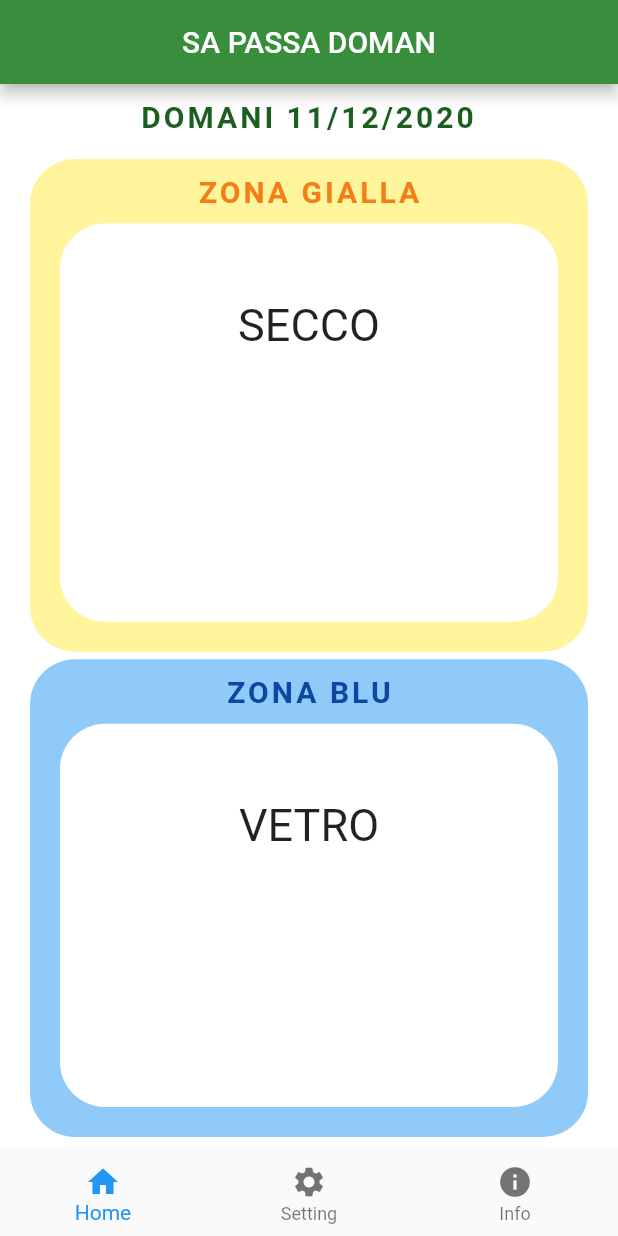
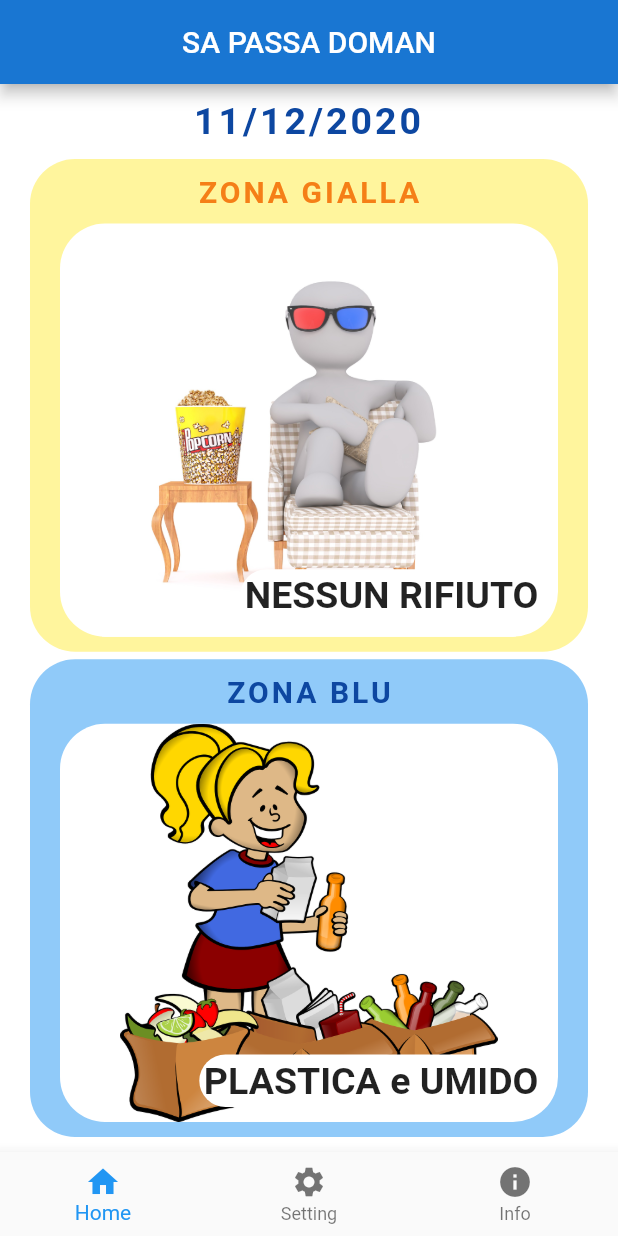
Before and after one commit to FabiodzDev/sa-passa-doman, a Flutter app: the screen it shows after launch, on a phone screen of 412 x 824 dp. Run offline on Flutter 3.47's test engine with Material 2 defaults, Android fonts, the phone set to English and light mode, and no system bars.

Commit message:
hello world

```diff
--- a/lib/giornirifiuti.dart
+++ b/lib/giornirifiuti.dart
@@ -8,20 +8,20 @@ import 'package:sapassadoman/tiporifiuti.dart';
 
 NomeRifiuto rifiuto = NomeRifiuto();
 
-final datadioggi = Dataoggi();
+final datadioggi = Dataoggi();  // ISTANZO LA CLASSE Dataoggi, che mi servirà per recuperare le funzioni della data di domani...
 
 class AbbinamentoGiorniRifiuti {    // LISTA RIFIUTI GIALLO
 
 
   List <GiornoRifiuti> elencoZonaGialla = [
 
-    GiornoRifiuti(giorno: "1999-12-05 00:00:00.000", rifiuto: rifiuto.ilnomerifiuto(tipoRifiuto: tipoRifiuti.carta)), // lasciare in posizione 0
-    GiornoRifiuti(giorno: "2020-12-03 00:00:00.000", rifiuto: rifiuto.ilnomerifiuto(tipoRifiuto: tipoRifiuti.secco) + " " + rifiuto.ilnomerifiuto(tipoRifiuto: tipoRifiuti.carta)),
-    GiornoRifiuti(giorno: "2020-12-07 00:00:00.000", rifiuto: rifiuto.ilnomerifiuto(tipoRifiuto: tipoRifiuti.secco) + " e " + rifiuto.ilnomerifiuto(tipoRifiuto: tipoRifiuti.carta)),
+    GiornoRifiuti(giorno: "1999-12-01 00:00:00.000", rifiuto: rifiuto.ilnomerifiuto(tipoRifiuto: tipoRifiuti.carta)), // lasciare in posizione 0
+    GiornoRifiuti(giorno: "2020-12-07 00:00:00.000", rifiuto: rifiuto.ilnomerifiuto(tipoRifiuto: tipoRifiuti.secco) + " " + rifiuto.ilnomerifiuto(tipoRifiuto: tipoRifiuti.carta)),
+    GiornoRifiuti(giorno: "2020-12-08 00:00:00.000", rifiuto: rifiuto.ilnomerifiuto(tipoRifiuto: tipoRifiuti.secco) + " e " + rifiuto.ilnomerifiuto(tipoRifiuto: tipoRifiuti.carta)),
     GiornoRifiuti(giorno: "2020-12-09 00:00:00.000", rifiuto: rifiuto.ilnomerifiuto(tipoRifiuto: tipoRifiuti.umido)),
-    GiornoRifiuti(giorno: "2020-12-10 00:00:00.000", rifiuto: rifiuto.ilnomerifiuto(tipoRifiuto: tipoRifiuti.secco)),
-    GiornoRifiuti(giorno: "2020-12-11 00:00:00.000", rifiuto: rifiuto.ilnomerifiuto(tipoRifiuto: tipoRifiuti.carta)),
-    GiornoRifiuti(giorno: "2020-12-12 00:00:00.000", rifiuto: rifiuto.ilnomerifiuto(tipoRifiuto: tipoRifiuti.vetro))
+    GiornoRifiuti(giorno: "2020-12-09 00:00:00.000", rifiuto: rifiuto.ilnomerifiuto(tipoRifiuto: tipoRifiuti.secco)),
+    GiornoRifiuti(giorno: "2020-12-10 00:00:00.000", rifiuto: rifiuto.ilnomerifiuto(tipoRifiuto: tipoRifiuti.umido)),
+    GiornoRifiuti(giorno: "2020-12-12 00:00:00.000", rifiuto: rifiuto.ilnomerifiuto(tipoRifiuto: tipoRifiuti.secco))
 
 
   ];
@@ -35,6 +35,7 @@ class AbbinamentoGiorniRifiuti {    // LISTA RIFIUTI GIALLO
   }
 
 
+
   String verifica() {
 
     for (int i = 1; i < elencoZonaGialla.length; i++) {
@@ -43,14 +44,14 @@ class AbbinamentoGiorniRifiuti {    // LISTA RIFIUTI GIALLO
         String strDt = rilevagiorno(i);
         DateTime parseDt = DateTime.parse(strDt);
         print(parseDt);
-        print(datadioggi.now);
+        print(datadioggi.dataDomani());
 
         // facciamo la differenza tra oggi e la data della lista che sto analizzando
-        final difference = parseDt.difference(datadioggi.now).inDays;
+        final difference = parseDt.difference(datadioggi.dataDomaniFormatoDateTime()).inDays;
         print (difference);
 
         // se la differenza è uguale a 1, significa che domani passa qualcosa.
-        if (difference == (0)) {
+        if (difference == 0 ) {
           print("trovato GIALLO");
           return rilevarifiuto(i);
           break ;  // ESCE DAL LOOP SE LO TROVA
--- a/lib/giornirifiutiblu.dart
+++ b/lib/giornirifiutiblu.dart
@@ -19,11 +19,11 @@ class AbbinamentoGiorniRifiutiBLU {   // LISTA RIFIUTI BLU
 
       GiornoRifiuti(giorno: "1999-12-05 00:00:00.000", rifiuto: rifiuto.ilnomerifiuto(tipoRifiuto: tipoRifiuti.vetro)),
       GiornoRifiuti(giorno: "2020-12-03 00:00:00.000", rifiuto: rifiuto.ilnomerifiuto(tipoRifiuto: tipoRifiuti.umido)),
-      GiornoRifiuti(giorno: "2020-12-04 00:00:00.000", rifiuto: rifiuto.ilnomerifiuto(tipoRifiuto: tipoRifiuti.secco)),
-      GiornoRifiuti(giorno: "2020-12-07 00:00:00.000", rifiuto: rifiuto.ilnomerifiuto(tipoRifiuto: tipoRifiuti.carta)),
-      GiornoRifiuti(giorno: "2020-12-10 00:00:00.000", rifiuto: rifiuto.ilnomerifiuto(tipoRifiuto: tipoRifiuti.vetro)),
-      GiornoRifiuti(giorno: "2020-12-11 00:00:00.000", rifiuto: rifiuto.ilnomerifiuto(tipoRifiuto: tipoRifiuti.carta)),
-      GiornoRifiuti(giorno: "2020-12-12 00:00:00.000", rifiuto: rifiuto.ilnomerifiuto(tipoRifiuto: tipoRifiuti.umido))
+      GiornoRifiuti(giorno: "2020-12-08 00:00:00.000", rifiuto: rifiuto.ilnomerifiuto(tipoRifiuto: tipoRifiuti.secco)),
+      GiornoRifiuti(giorno: "2020-12-11 00:00:00.000", rifiuto: rifiuto.ilnomerifiuto(tipoRifiuto: tipoRifiuti.plastica) + " e " + rifiuto.ilnomerifiuto(tipoRifiuto: tipoRifiuti.umido)),
+      GiornoRifiuti(giorno: "2020-12-09 00:00:00.000", rifiuto: rifiuto.ilnomerifiuto(tipoRifiuto: tipoRifiuti.vetro)),
+      GiornoRifiuti(giorno: "2020-12-10 00:00:00.000", rifiuto: rifiuto.ilnomerifiuto(tipoRifiuto: tipoRifiuti.verde)),
+      GiornoRifiuti(giorno: "2020-12-10 00:00:00.000", rifiuto: rifiuto.ilnomerifiuto(tipoRifiuto: tipoRifiuti.umido))
 
     ];
 
@@ -45,14 +45,14 @@ class AbbinamentoGiorniRifiutiBLU {   // LISTA RIFIUTI BLU
         String strDt = rilevagiorno(i);
         DateTime parseDt = DateTime.parse(strDt);
         print(parseDt);
-        print(datadioggi.now);
+        print(datadioggi.dataDomani());
 
         // facciamo la differenza tra oggi e la data della lista che sto analizzando
-        final difference = parseDt.difference(datadioggi.now).inDays;
+        final difference = parseDt.difference(datadioggi.dataDomaniFormatoDateTime()).inDays;
         print (difference);
 
         // se la differenza è uguale a 1, significa che domani passa qualcosa.
-        if (difference == (0)) {
+        if (difference == 0) {
           print("trovato BLU");
           return rilevarifiuto(i);
           break ;  // ESCE DAL LOOP SE LO TROVA
--- a/lib/main.dart
+++ b/lib/main.dart
@@ -1,11 +1,16 @@
 import 'package:flutter/material.dart';
 import 'package:sapassadoman/giornirifiutiblu.dart';
+import 'package:sapassadoman/tipoicone.dart';
+import 'package:sapassadoman/tiporifiuti.dart';
 import 'recuperaData.dart';
 import 'giornirifiuti.dart';
+import 'pulsantiDiNavigazione.dart';
+import 'zonaGialla.dart';
 
 final datadomani = Dataoggi();
 final rifiutogiallo = AbbinamentoGiorniRifiuti(); // oggetto rifiuti giallo
 final rifiutoblu = AbbinamentoGiorniRifiutiBLU(); // oggetto rifiuti blu
+final iconaDaUtilizzare = ElencoIcone();
 
 void main() {
   runApp(MyApp());
@@ -17,12 +22,18 @@ class MyApp extends StatelessWidget {
   Widget build(BuildContext context) {
     return MaterialApp(
         title: 'Sa passa doman',
+        initialRoute: '/',            // pagina iniziale dell'app settata qui sotto, dove setto tutte le pagine che ho
+        routes: {                     // elenco delle pagine della mia app
+          '/' : (context) => MyHomePage(),
+          '/zonaGialla' : (context) => paginaZonaGialla(),
+        },
         debugShowCheckedModeBanner: false,
         theme: ThemeData(
           primarySwatch: Colors.blue,
           visualDensity: VisualDensity.adaptivePlatformDensity,
         ),
-        home: MyHomePage());
+        //home: MyHomePage()  Nel caso avessi più pagine da navigare, non uso il parametro home ma InitialRoute
+    );
   }
 }
 
@@ -38,18 +49,15 @@ class MyHomePage extends StatefulWidget {
 class _MyHomePageState extends State<MyHomePage> {
   @override
   Widget build(BuildContext context) {
-
-    String rifiutodioggigiallo = rifiutogiallo.verifica();
-    String rifiutodioggiblu = rifiutoblu.verifica();
-
-
+    String rifiutodidomanigiallo = rifiutogiallo.verifica();
+    String rifiutodidomaniblu = rifiutoblu.verifica();
 
     return Scaffold(
       backgroundColor: Colors.white,
       appBar: AppBar(
         title: Text('SA PASSA DOMAN'),
         centerTitle: true,
-        backgroundColor: Colors.green[700],
+        backgroundColor: Colors.blue[700],
       ),
       body: Container(
         child: Column(
@@ -61,11 +69,10 @@ class _MyHomePageState extends State<MyHomePage> {
               height: 30,
               child: Text(
                 datadomani.dataDomani(),
-                // datadioggi.printData(),
                 textAlign: TextAlign.center,
                 style: TextStyle(
-                  fontSize: 20,
-                  color: Colors.green.shade900,
+                  fontSize: 25,
+                  color: Colors.blue.shade900,
                   fontWeight: FontWeight.bold,
                   letterSpacing: 2,
                 ),
@@ -80,7 +87,7 @@ class _MyHomePageState extends State<MyHomePage> {
                         30) // da un arrotondamento agli spigoli
                     ),
                 child: Column(
-                  //crossAxisAlignment: CrossAxisAlignment.stretch, // la colonna si estende orizzontalmente
+                  // crossAxisAlignment: CrossAxisAlignment.stretch, // la colonna si estende orizzontalmente
                   children: [
                     Container(
                       margin: EdgeInsets.only(top: 10),
@@ -95,22 +102,51 @@ class _MyHomePageState extends State<MyHomePage> {
                       ),
                     ),
                     Expanded(
+                      child: GestureDetector(
+                        onTap: (){
+                          Navigator.pushNamed(context, '/zonaGialla');
+                         },
                         child: Container(
-                        padding: EdgeInsets.all(50),
+                          padding: EdgeInsets.all(10),
                           margin: EdgeInsets.only(
-                            top: 10, left: 20, right: 20, bottom: 20),
+                              top: 10, left: 20, right: 20, bottom: 10),
+                          decoration: BoxDecoration(
+                              color: Colors.white,
+                              image: DecorationImage(
+                                image: AssetImage(
+                                  iconaDaUtilizzare.percorsoDaUtilizzare(
+                                      rifiuto: rifiutodidomanigiallo),
+                                ),
+                                fit: BoxFit.contain,
+                              ),
+                              borderRadius: BorderRadius.circular(30)),
+                          child: Column(
+                            crossAxisAlignment: CrossAxisAlignment.end,
+                            mainAxisAlignment: MainAxisAlignment.end,
+                            children: [
+                              Container(
+                                padding: EdgeInsets.all(3),
+                                decoration: BoxDecoration(
+                                    color: Colors.white,
+                                    borderRadius: BorderRadius.circular(
+                                        30) // da un arrotondamento agli spigoli
+                                ),
+
                                 child: Text(
-                          rifiutodioggigiallo,
-                          textAlign: TextAlign.center,
+                                  rifiutodidomanigiallo,
+                                  // textAlign: TextAlign.left,
                                   style: TextStyle(
-                            fontSize: 30,
+                                    fontWeight: FontWeight.bold,
+                                    fontSize: 25,
                                   ),
                                 ),
-                        decoration: BoxDecoration(
-                            color: Colors.white,
-                            borderRadius: BorderRadius.circular(30)),
+                              ),
+                            ],
+
+                          ),
                           height: 30,
                           width: double.infinity,
+                        ),
                       ),
                     ),
                   ],
@@ -145,19 +181,42 @@ class _MyHomePageState extends State<MyHomePage> {
                     ),
                     Expanded(
                       child: Container(
-                        padding: EdgeInsets.all(50),
+                        padding: EdgeInsets.all(10),
                         margin: EdgeInsets.only(
-                            top: 10, left: 20, right: 20, bottom: 20),
+                            top: 10, left: 20, right: 20, bottom: 10),
+                        decoration: BoxDecoration(
+                            color: Colors.white,
+                            image: DecorationImage(
+                              image: AssetImage(
+                                iconaDaUtilizzare.percorsoDaUtilizzare(
+                                    rifiuto: rifiutodidomaniblu),
+                              ),
+                              fit: BoxFit.contain,
+                            ),
+                            borderRadius: BorderRadius.circular(30)),
+                        child: Column(
+                          crossAxisAlignment: CrossAxisAlignment.end,
+                          mainAxisAlignment: MainAxisAlignment.end,
+                          children: [
+                            Container(
+                              // color: Colors.white,
+                              padding: EdgeInsets.all(3),
+                              decoration: BoxDecoration(
+                                  color: Colors.white,
+                                  borderRadius: BorderRadius.circular(
+                                      30) // da un arrotondamento agli spigoli
+                              ),
                               child: Text(
-                          rifiutodioggiblu,
-                          textAlign: TextAlign.center,
+                                rifiutodidomaniblu,
+                                //textAlign: TextAlign.center,
                                 style: TextStyle(
-                            fontSize: 30,
+                                  fontWeight: FontWeight.bold,
+                                  fontSize: 25,
                                 ),
                               ),
-                        decoration: BoxDecoration(
-                            color: Colors.white,
-                            borderRadius: BorderRadius.circular(30)),
+                            ),
+                          ],
+                        ),
                         height: 30,
                         width: double.infinity,
                       ),
@@ -173,35 +232,3 @@ class _MyHomePageState extends State<MyHomePage> {
     );
   }
 }
-
-class PulsantiDiNavigazione extends StatefulWidget {
-  @override
-  _PulsantiDiNavigazioneState createState() => _PulsantiDiNavigazioneState();
-}
-
-class _PulsantiDiNavigazioneState extends State<PulsantiDiNavigazione> {
-  @override
-  Widget build(BuildContext context) {
-    return BottomNavigationBar(
-      type: BottomNavigationBarType.fixed,
-      items: const <BottomNavigationBarItem>[
-        BottomNavigationBarItem(
-          icon: Icon(
-            Icons.home,
-          ),
-          label: "Home",
-        ),
-        BottomNavigationBarItem(
-          icon: Icon(
-            Icons.settings,
-          ),
-          label: "Setting",
-        ),
-        BottomNavigationBarItem(
-          icon: Icon(Icons.info),
-          label: "Info",
-        ),
-      ],
-    );
-  }
-}
--- /dev/null
+++ b/lib/pulsantiDiNavigazione.dart
@@ -0,0 +1,35 @@
+import 'package:flutter/material.dart';
+
+
+
+class PulsantiDiNavigazione extends StatefulWidget {
+  @override
+  _PulsantiDiNavigazioneState createState() => _PulsantiDiNavigazioneState();
+}
+
+class _PulsantiDiNavigazioneState extends State<PulsantiDiNavigazione> {
+  @override
+  Widget build(BuildContext context) {
+    return BottomNavigationBar(
+      type: BottomNavigationBarType.fixed,
+      items: const <BottomNavigationBarItem>[
+        BottomNavigationBarItem(
+          icon: Icon(
+            Icons.home,
+          ),
+          label: "Home",
+        ),
+        BottomNavigationBarItem(
+          icon: Icon(
+            Icons.settings,
+          ),
+          label: "Setting",
+        ),
+        BottomNavigationBarItem(
+          icon: Icon(Icons.info),
+          label: "Info",
+        ),
+      ],
+    );
+  }
+}
--- /dev/null
+++ b/lib/tipoicone.dart
@@ -0,0 +1,47 @@
+import 'package:flutter/material.dart';
+
+import 'package:sapassadoman/tiporifiuti.dart';
+
+class ElencoIcone {
+
+  String rifiuto;
+
+  String percorsoDaUtilizzare ({@required String rifiuto}){
+
+    if (rifiuto == "VETRO") {
+      return "images/vetro.png";
+    }
+
+    if (rifiuto == "PLASTICA") {
+      return "images/plastica.png";
+    }
+
+    if (rifiuto == "UMIDO") {
+      return "images/umido.png";
+    }
+
+    if (rifiuto == "SECCO") {
+      return "images/secco.png";
+    }
+
+    if (rifiuto == "CARTA") {
+      return "images/scatola.png";
+    }
+
+    if (rifiuto == "VERDE") {
+      return "images/verde.png";
+    }
+
+    if (rifiuto == "NESSUN RIFIUTO") {
+      return "images/relax.jpg";
+    }
+
+    if (rifiuto != "VETRO" && rifiuto != "PLASTICA" && rifiuto != "UMIDO" && rifiuto != "SECCO" && rifiuto != "CARTA" && rifiuto != "VERDE" && rifiuto != "NESSUN RIFIUTO"){
+
+      return "images/altro.png";
+    }
+
+
+  }
+
+}
--- a/lib/tiporifiuti.dart
+++ b/lib/tiporifiuti.dart
@@ -4,7 +4,9 @@ enum tipoRifiuti {      // elenco di possibilità al tipoRifiuti, accessibile tr
     vetro,
     carta,
     umido,
-    secco
+    secco,
+    plastica,
+    verde
   }
 
 class NomeRifiuto {
@@ -28,5 +30,14 @@ class NomeRifiuto {
     if (tipoRifiuto == tipoRifiuti.secco) {
       return "SECCO";
     }
+
+    if (tipoRifiuto == tipoRifiuti.plastica) {
+      return "PLASTICA";
+    }
+
+    if (tipoRifiuto == tipoRifiuti.verde ) {
+      return "VERDE";
+    }
+
   }
 }
```
Also changed, not shown: lib/recuperaData.dart (+10 -1 lines), lib/zonaGialla.dart (added, +58 -0 lines), pubspec.yaml (+3 -38 lines), images/altro.png (added), images/plastica.png (added), images/relax.jpg (added), images/scatola.png (added), images/secco.png (added), images/umido.png (added), images/verde.png (added), images/vetro.png (added). Lines whose indentation alone changed are shown as unchanged.
